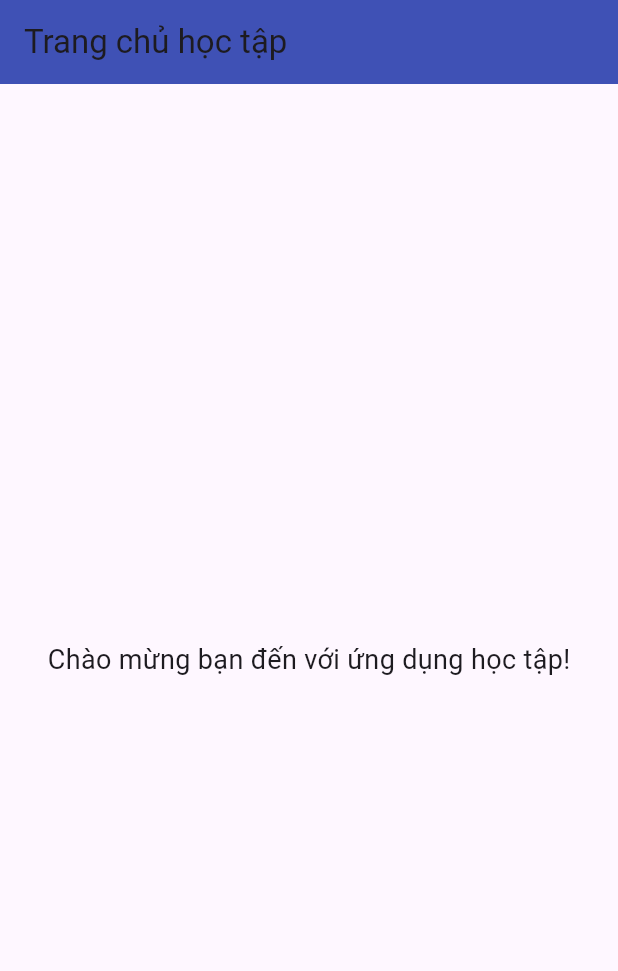
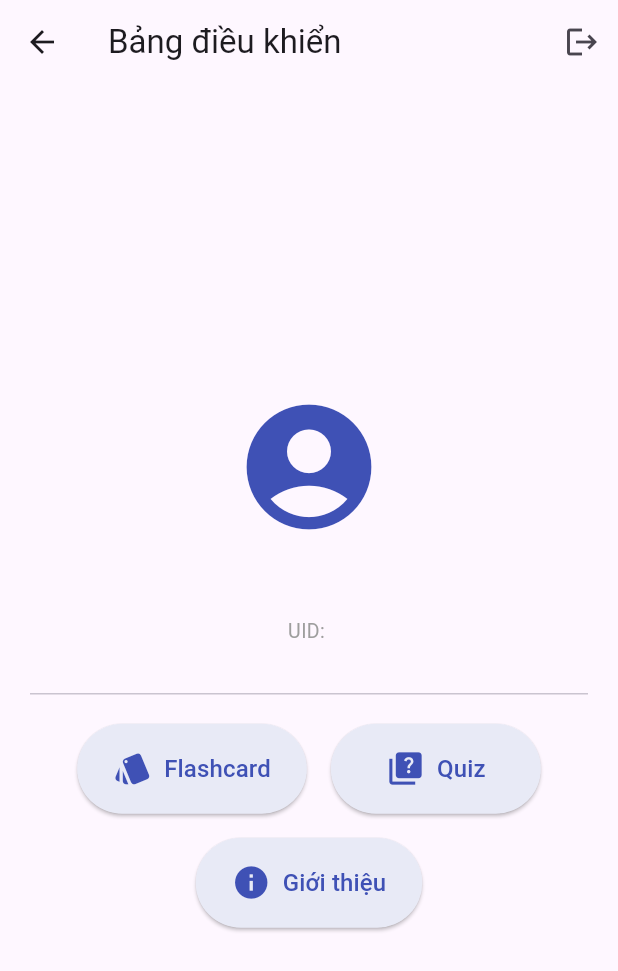
Before and after one commit to ngthanhs1/2025_LTTBDD_N04_Nhom_Thanh, a Flutter app: the HomeScreen screen opened directly, on a phone screen of 412 x 824 dp. Shown: the top 971 px of the screen. Run offline on Flutter 3.47's test engine with Material 3 defaults, Android fonts, the phone set to English and light mode, and no system bars; our stand-ins replace firebase_auth, firebase_core; accounts and stored records are empty.

Commit message:
new cac giao dien co ban

```diff
--- a/hoc_tap_on_luyen/lib/screens/home.dart
+++ b/hoc_tap_on_luyen/lib/screens/home.dart
@@ -1,21 +1,132 @@
 import 'package:flutter/material.dart';
+import 'package:firebase_auth/firebase_auth.dart';
+import 'flashcard.dart';
+import 'quiz.dart';
+import 'about.dart';
+import 'login.dart';
 
-class HomeScreen extends StatelessWidget {
+class HomeScreen extends StatefulWidget {
   const HomeScreen({super.key});
+
+  @override
+  State<HomeScreen> createState() => _HomeScreenState();
+}
+
+class _HomeScreenState extends State<HomeScreen> {
+  final _user = FirebaseAuth.instance.currentUser;
+
+  Future<void> _logout() async {
+    await FirebaseAuth.instance.signOut();
+    if (!mounted) return;
+    Navigator.pushAndRemoveUntil(
+      context,
+      MaterialPageRoute(builder: (_) => const LoginScreen()),
+      (_) => false,
+    );
+  }
 
   @override
   Widget build(BuildContext context) {
     return Scaffold(
       appBar: AppBar(
-        title: const Text('Trang chủ học tập'),
-        backgroundColor: Colors.indigo,
+        title: const Text('Bảng điều khiển'),
+        actions: [
+          IconButton(
+            icon: const Icon(Icons.logout),
+            tooltip: 'Đăng xuất',
+            onPressed: _logout,
+          ),
+        ],
       ),
-      body: const Center(
-        child: Text(
-          'Chào mừng bạn đến với ứng dụng học tập!',
-          style: TextStyle(fontSize: 18),
+      body: Padding(
+        padding: const EdgeInsets.all(20),
+        child: Center(
+          child: ConstrainedBox(
+            constraints: const BoxConstraints(maxWidth: 500),
+            child: Column(
+              mainAxisAlignment: MainAxisAlignment.center,
+              children: [
+                const Icon(
+                  Icons.account_circle,
+                  size: 100,
+                  color: Colors.indigo,
+                ),
+                const SizedBox(height: 16),
+                Text(
+                  _user?.email ?? 'Không xác định',
+                  style: const TextStyle(
+                    fontSize: 18,
+                    fontWeight: FontWeight.bold,
+                  ),
+                ),
+                const SizedBox(height: 8),
+                Text(
+                  'UID: ${FirebaseAuth.instance.currentUser?.uid ?? "unknown"}',
+                  style: const TextStyle(fontSize: 13, color: Colors.grey),
+                ),
+                const SizedBox(height: 24),
+                const Divider(),
+                const SizedBox(height: 12),
+                Wrap(
+                  spacing: 16,
+                  runSpacing: 16,
+                  alignment: WrapAlignment.center,
+                  children: [
+                    _menuButton(
+                      context,
+                      title: 'Flashcard',
+                      icon: Icons.style,
+                      onTap: () => Navigator.push(
+                        context,
+                        MaterialPageRoute(
+                          builder: (_) => const FlashcardScreen(),
+                        ),
+                      ),
+                    ),
+                    _menuButton(
+                      context,
+                      title: 'Quiz',
+                      icon: Icons.quiz,
+                      onTap: () => Navigator.push(
+                        context,
+                        MaterialPageRoute(builder: (_) => const QuizScreen()),
+                      ),
+                    ),
+                    _menuButton(
+                      context,
+                      title: 'Giới thiệu',
+                      icon: Icons.info,
+                      onTap: () => Navigator.push(
+                        context,
+                        MaterialPageRoute(builder: (_) => const AboutScreen()),
+                      ),
+                    ),
+                  ],
+                ),
+              ],
+            ),
+          ),
         ),
       ),
     );
   }
+
+  Widget _menuButton(
+    BuildContext context, {
+    required String title,
+    required IconData icon,
+    required VoidCallback onTap,
+  }) {
+    return ElevatedButton.icon(
+      style: ElevatedButton.styleFrom(
+        padding: const EdgeInsets.symmetric(vertical: 16, horizontal: 24),
+        backgroundColor: Colors.indigo.shade50,
+        foregroundColor: Colors.indigo,
+        minimumSize: const Size(140, 60),
+      ),
+      icon: Icon(icon, size: 26),
+      label: Text(title, style: const TextStyle(fontSize: 16)),
+      onPressed: onTap,
+    );
+  }
 }
--- a/hoc_tap_on_luyen/pubspec.yaml
+++ b/hoc_tap_on_luyen/pubspec.yaml
@@ -19,7 +19,7 @@
 version: 1.0.0+1
 
 environment:
-  sdk: ^3.9.2
+  sdk: ^3.9.0
 
 # Dependencies specify other packages that your package needs in order to work.
 # To automatically upgrade your package dependencies to the latest versions
```
Also changed, not shown: hoc_tap_on_luyen/lib/screens/about.dart (+24 -0 lines), hoc_tap_on_luyen/lib/screens/flashcard.dart (+18 -0 lines), hoc_tap_on_luyen/lib/screens/intro.dart (+18 -7 lines), hoc_tap_on_luyen/lib/screens/login.dart (added, +153 -0 lines), hoc_tap_on_luyen/lib/screens/quiz.dart (+18 -0 lines), hoc_tap_on_luyen/lib/screens/signup.dart (added, +144 -0 lines), hoc_tap_on_luyen/lib/services/auth_service.dart (added, +38 -0 lines), hoc_tap_on_luyen/pubspec.lock.
